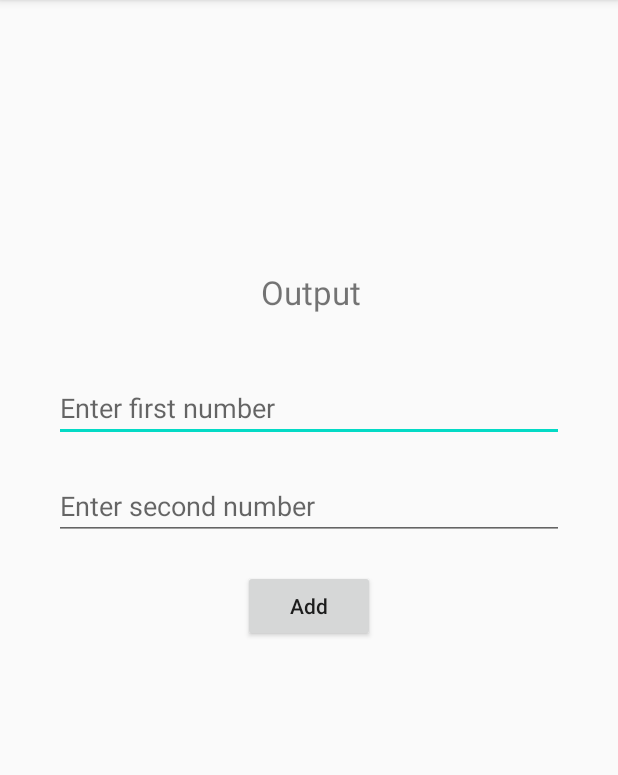
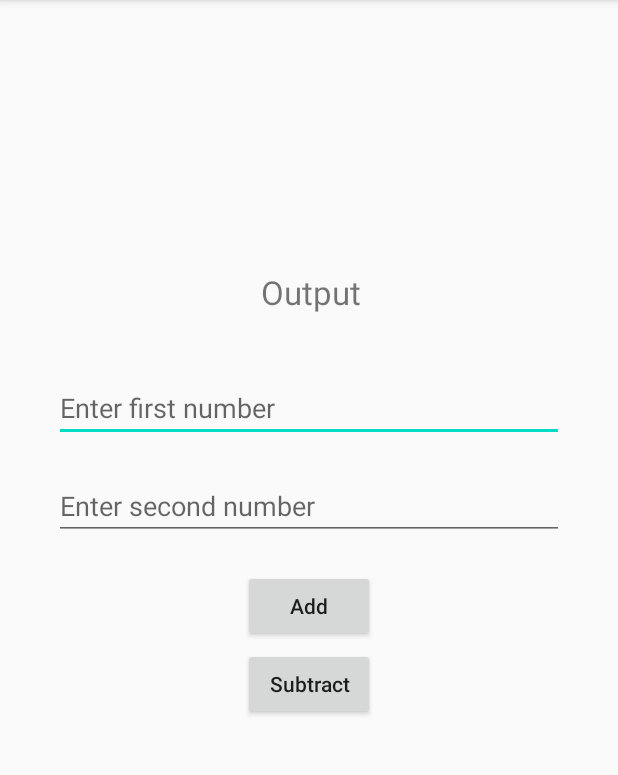
Before and after one commit to Mandeepkaur021/simple_calculator, an Android app: the screen it shows after launch (MainActivity), on a phone screen of 412 x 824 dp, the part 84-859 px from its top. Run offline under Robolectric (Android 15) with nearby library versions, the phone set to English and light mode, and no system bars.

Commit message:
Second commit

```diff
--- a/app/src/main/java/com/mandeep/simplecalculator/MainActivity.java
+++ b/app/src/main/java/com/mandeep/simplecalculator/MainActivity.java
@@ -12,7 +12,7 @@ public class MainActivity extends AppCompatActivity {
 
     EditText firstNumber, secondNumber;
     TextView output;
-    Button buttonAdd;
+    Button buttonAdd, buttonSubtract;
 
     @Override
     protected void onCreate(Bundle savedInstanceState) {
@@ -23,6 +23,7 @@ public class MainActivity extends AppCompatActivity {
         secondNumber = findViewById(R.id.second_number_input);
         output = findViewById(R.id.output);
         buttonAdd = findViewById(R.id.button_add);
+        buttonSubtract = findViewById(R.id.button_subtract);
 
         buttonAdd.setOnClickListener(new View.OnClickListener() {
             @Override
@@ -30,6 +31,19 @@ public class MainActivity extends AppCompatActivity {
                 addNumbers();
             }
         });
+
+        buttonSubtract.setOnClickListener(new View.OnClickListener() {
+            @Override
+            public void onClick(View v) {
+                subtractNumbers();
+            }
+        });
+    }
+
+    private void subtractNumbers() {
+        double first = Double.parseDouble(firstNumber.getText().toString());
+        double second = Double.parseDouble(secondNumber.getText().toString());
+        output.setText(String.valueOf(first - second));
     }
 
     private void addNumbers() {
--- a/app/src/main/res/layout/activity_main.xml
+++ b/app/src/main/res/layout/activity_main.xml
@@ -5,7 +5,6 @@
     android:layout_width="match_parent"
     android:layout_height="match_parent"
     tools:context=".MainActivity">
-
 
     <EditText
         android:id="@+id/first_number_input"
@@ -53,4 +52,16 @@
         app:layout_constraintStart_toStartOf="parent"
         app:layout_constraintTop_toTopOf="parent" />
 
+
+    <Button
+        android:id="@+id/button_subtract"
+        android:layout_width="wrap_content"
+        android:layout_height="wrap_content"
+        android:text="Subtract"
+        android:layout_marginTop="4dp"
+        android:textAllCaps="false"
+        app:layout_constraintEnd_toEndOf="parent"
+        app:layout_constraintStart_toStartOf="parent"
+        app:layout_constraintTop_toBottomOf="@+id/button_add" />
+
 </androidx.constraintlayout.widget.ConstraintLayout>
```
